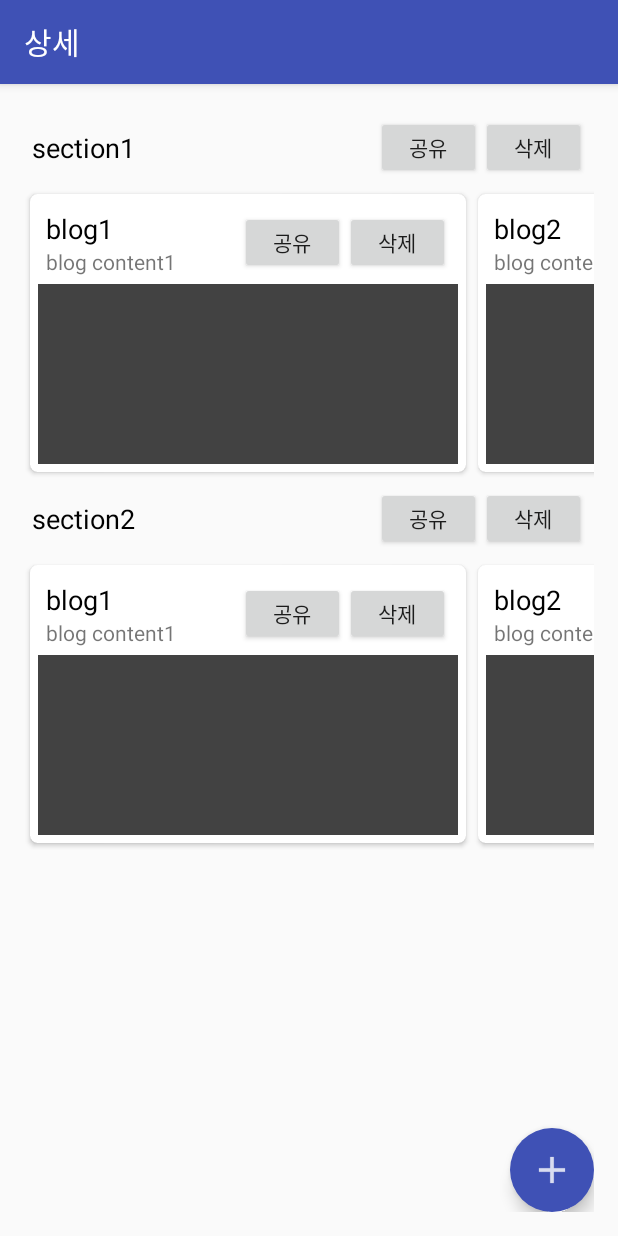
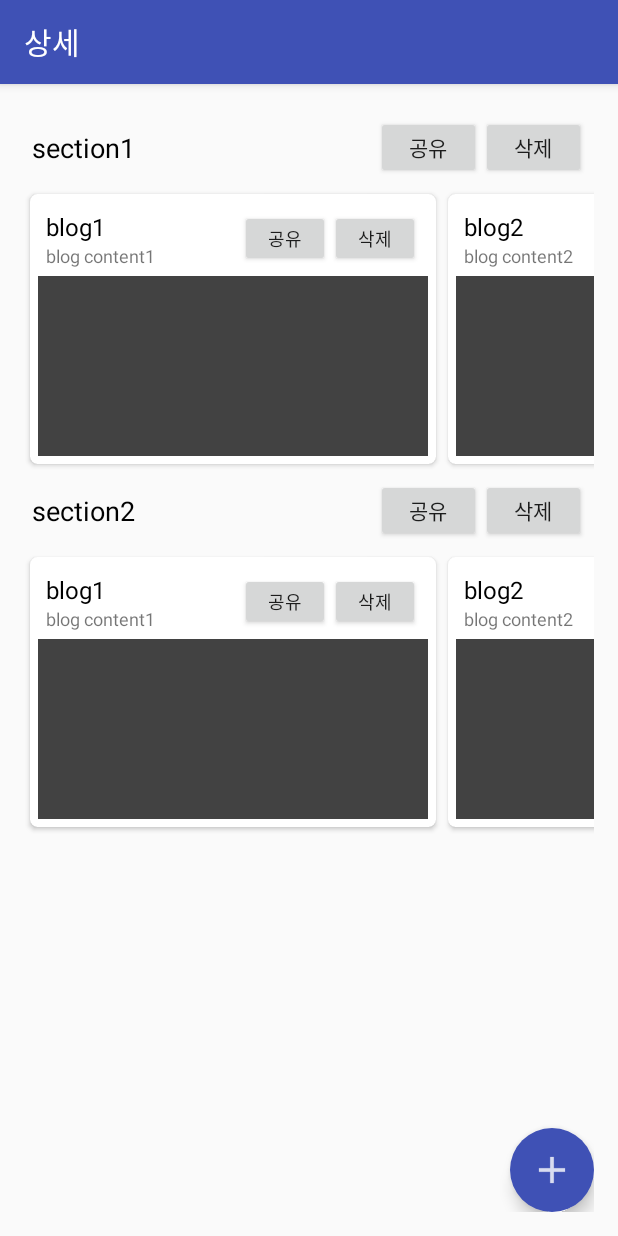
Before and after one commit to woojn90/CoBookE, an Android app: the DetailActivity screen opened directly, with no data from a screen before it, on a phone screen of 412 x 824 dp. Run offline under Robolectric (Android 15) with nearby library versions, the phone set to English and light mode, and no system bars; our stand-ins replace ButterKnife.

Commit message:
additional commit
1. ButterKnife 적용 & 필드 변수명 통일
2. RecyclerView Listener 적용 (itemClick, LongClick, buttonInItemClick)

```diff
--- a/app/build.gradle
+++ b/app/build.gradle
@@ -25,4 +25,6 @@ dependencies {
     compile 'com.android.support:cardview-v7:25.1.1'
     compile 'com.android.support:design:25.1.1'
     compile 'com.android.support:preference-v7:25.1.1'
+    compile 'com.jakewharton:butterknife:8.5.1'
+    annotationProcessor 'com.jakewharton:butterknife-compiler:8.5.1'
 }
--- a/app/src/main/java/com/android/woojn/coursebookmarkapplication/DetailActivity.java
+++ b/app/src/main/java/com/android/woojn/coursebookmarkapplication/DetailActivity.java
@@ -8,35 +8,53 @@ import android.support.v7.widget.LinearLayoutManager;
 import android.support.v7.widget.RecyclerView;
 import android.view.View;
 import android.widget.TextView;
+import android.widget.Toast;
 
 import com.android.woojn.coursebookmarkapplication.adapter.CourseSectionAdapter;
+
+import butterknife.BindView;
+import butterknife.ButterKnife;
 
 /**
  * Created by wjn on 2017-02-06.
  */
 
-public class DetailActivity extends AppCompatActivity {
+public class DetailActivity extends AppCompatActivity implements CourseSectionAdapter.OnButtonInItemClickListener{
 
-    private TextView emptyCourseSectionTextView;
-    private RecyclerView courseSectionRecyclerView;
+    @BindView(R.id.tv_course_section_empty)
+    protected TextView mTextViewCourseSectionEmpty;
+    @BindView(R.id.rv_course_section_list)
+    protected RecyclerView mRecyclerViewCourseSection;
+
     private CourseSectionAdapter mAdapter;
 
     @Override
     protected void onCreate(Bundle savedInstanceState) {
         super.onCreate(savedInstanceState);
         setContentView(R.layout.activity_detail);
-
-        // View 설정
-        emptyCourseSectionTextView = (TextView) findViewById(R.id.tv_course_section_empty);
-        courseSectionRecyclerView = (RecyclerView) findViewById(R.id.rv_course_section_list);
-        courseSectionRecyclerView.setLayoutManager(new LinearLayoutManager(this));
+        ButterKnife.bind(this);
 
         // TODO DB 설정
 
-        // Adapter 설정
+
+        // RecyclerView 설정
+        mRecyclerViewCourseSection.setLayoutManager(new LinearLayoutManager(this));
+
         Cursor fakeCursor = getAllCourse();
-        mAdapter = new CourseSectionAdapter(this, fakeCursor);
-        courseSectionRecyclerView.setAdapter(mAdapter);
+        mAdapter = new CourseSectionAdapter(this, fakeCursor, this);
+        mRecyclerViewCourseSection.setAdapter(mAdapter);
+    }
+
+    @Override
+    public void onButtonInItemClick(long id, int viewId) {
+        switch (viewId) {
+            case R.id.btn_share_section:
+                Toast.makeText(this, "share / id : " + id, Toast.LENGTH_LONG).show();
+                break;
+            case R.id.btn_delete_section:
+                Toast.makeText(this, "delete / id : " + id, Toast.LENGTH_LONG).show();
+                break;
+        }
     }
 
     private Cursor getAllCourse() {
@@ -52,10 +70,11 @@ public class DetailActivity extends AppCompatActivity {
 
         // 코스 아이템이 없으면, 추가 권유 메세지가 나옴
         if (cursor != null && cursor.getCount() > 0) {
-            emptyCourseSectionTextView.setVisibility(View.GONE);
+            mTextViewCourseSectionEmpty.setVisibility(View.GONE);
         } else {
-            emptyCourseSectionTextView.setVisibility(View.VISIBLE);
+            mTextViewCourseSectionEmpty.setVisibility(View.VISIBLE);
         }
         return cursor;
     }
+
 }
--- a/app/src/main/java/com/android/woojn/coursebookmarkapplication/SettingsFragment.java
+++ b/app/src/main/java/com/android/woojn/coursebookmarkapplication/SettingsFragment.java
@@ -19,6 +19,7 @@ public class SettingsFragment extends PreferenceFragmentCompat
     public void onCreatePreferences(Bundle savedInstanceState, String rootKey) {
         addPreferencesFromResource(R.xml.pref_settings);
 
+        // ListPreference Summary 추가
         SharedPreferences sharedPreferences = getPreferenceScreen().getSharedPreferences();
         PreferenceScreen preferenceScreen = getPreferenceScreen();
         int preferenceCategoryCount = preferenceScreen.getPreferenceCount();
@@ -39,6 +40,7 @@ public class SettingsFragment extends PreferenceFragmentCompat
 
     @Override
     public void onSharedPreferenceChanged(SharedPreferences sharedPreferences, String key) {
+        // ListPreference Summary 변경 적용
         Preference preference = findPreference(key);
         if (preference != null) {
             if (preference instanceof ListPreference) {
--- a/app/src/main/java/com/android/woojn/coursebookmarkapplication/adapter/CourseSectionAdapter.java
+++ b/app/src/main/java/com/android/woojn/coursebookmarkapplication/adapter/CourseSectionAdapter.java
@@ -8,10 +8,14 @@ import android.support.v7.widget.RecyclerView;
 import android.view.LayoutInflater;
 import android.view.View;
 import android.view.ViewGroup;
-import android.widget.Button;
 import android.widget.TextView;
+import android.widget.Toast;
 
 import com.android.woojn.coursebookmarkapplication.R;
+
+import butterknife.BindView;
+import butterknife.ButterKnife;
+import butterknife.OnClick;
 
 /**
  * Created by wjn on 2017-02-07.
@@ -21,10 +25,16 @@ public class CourseSectionAdapter extends RecyclerView.Adapter<CourseSectionAdap
 
     private Context mContext;
     private Cursor mCursor;
+    private OnButtonInItemClickListener mListener;
 
-    public CourseSectionAdapter(Context context, Cursor cursor) {
+    public CourseSectionAdapter(Context context, Cursor cursor, OnButtonInItemClickListener listener) {
         this.mContext = context;
         this.mCursor = cursor;
+        this.mListener = listener;
+    }
+
+    public interface OnButtonInItemClickListener {
+        void onButtonInItemClick(long id, int viewId);
     }
 
     @Override
@@ -43,12 +53,12 @@ public class CourseSectionAdapter extends RecyclerView.Adapter<CourseSectionAdap
         String title = mCursor.getString(mCursor.getColumnIndex("title"));
 
         holder.itemView.setTag(id);
-        holder.sectionTitleTextView.setText(title);
+        holder.textViewSectionTitle.setText(title);
 
         // Adapter
         Cursor fakeCursor = getAllCourse();
-        CourseSectionDetailAdapter adapter = new CourseSectionDetailAdapter(mContext, fakeCursor);
-        holder.sectionDetailRecyclerView.setAdapter(adapter);
+        CourseSectionDetailAdapter adapter = new CourseSectionDetailAdapter(mContext, fakeCursor, holder);
+        holder.recyclerViewCourseSectionDetail.setAdapter(adapter);
     }
 
     @Override
@@ -80,20 +90,42 @@ public class CourseSectionAdapter extends RecyclerView.Adapter<CourseSectionAdap
         return cursor;
     }
 
-    class CourseSectionViewHolder extends RecyclerView.ViewHolder {
+    class CourseSectionViewHolder extends RecyclerView.ViewHolder
+            implements CourseSectionDetailAdapter.OnButtonInItemClickListener {
 
-        TextView sectionTitleTextView;
-        Button sectionShareButton;
-        Button sectionDeleteButton;
-        RecyclerView sectionDetailRecyclerView;
+        @BindView(R.id.tv_section_title)
+        TextView textViewSectionTitle;
+        @BindView(R.id.rv_course_section_detail_list)
+        RecyclerView recyclerViewCourseSectionDetail;
 
         public CourseSectionViewHolder(View itemView) {
             super(itemView);
-            sectionTitleTextView = (TextView) itemView.findViewById(R.id.tv_section_title);
-            sectionShareButton = (Button) itemView.findViewById(R.id.btn_share_section);
-            sectionDeleteButton = (Button) itemView.findViewById(R.id.btn_delete_section);
-            sectionDetailRecyclerView = (RecyclerView) itemView.findViewById(R.id.rv_course_section_detail_list);
-            sectionDetailRecyclerView.setLayoutManager(new LinearLayoutManager(mContext, LinearLayoutManager.HORIZONTAL, false));
+            ButterKnife.bind(this, itemView);
+
+            recyclerViewCourseSectionDetail.setLayoutManager(new LinearLayoutManager(mContext, LinearLayoutManager.HORIZONTAL, false));
+        }
+
+        @OnClick({R.id.btn_share_section, R.id.btn_delete_section})
+        public void onClick(View view) {
+            long id = (long) itemView.getTag();
+            int viewId = view.getId();
+
+            mListener.onButtonInItemClick(id, viewId);
+        }
+
+        @Override
+        public void onButtonInItemClick(long id, int viewId) {
+            switch (viewId) {
+                case -1:
+                    Toast.makeText(mContext, "just item click / id : " + id, Toast.LENGTH_LONG).show();
+                    break;
+                case R.id.btn_share_section_detail:
+                    Toast.makeText(mContext, "share / id : " + id, Toast.LENGTH_LONG).show();
+                    break;
+                case R.id.btn_delete_section_detail:
+                    Toast.makeText(mContext, "delete / id : " + id, Toast.LENGTH_LONG).show();
+                    break;
+            }
         }
     }
 }
--- a/app/src/main/java/com/android/woojn/coursebookmarkapplication/adapter/CourseSectionDetailAdapter.java
+++ b/app/src/main/java/com/android/woojn/coursebookmarkapplication/adapter/CourseSectionDetailAdapter.java
@@ -5,11 +5,15 @@ import android.database.Cursor;
 import android.support.v7.widget.RecyclerView;
 import android.view.LayoutInflater;
 import android.view.View;
+import android.view.View.OnClickListener;
 import android.view.ViewGroup;
-import android.widget.Button;
 import android.widget.TextView;
 
 import com.android.woojn.coursebookmarkapplication.R;
+
+import butterknife.BindView;
+import butterknife.ButterKnife;
+import butterknife.OnClick;
 
 /**
  * Created by wjn on 2017-02-07.
@@ -19,10 +23,16 @@ public class CourseSectionDetailAdapter extends RecyclerView.Adapter<CourseSecti
 
     private Context mContext;
     private Cursor mCursor;
+    private OnButtonInItemClickListener mListener;
 
-    public CourseSectionDetailAdapter(Context context, Cursor cursor) {
+    public CourseSectionDetailAdapter(Context context, Cursor cursor, OnButtonInItemClickListener listener) {
         this.mContext = context;
         this.mCursor = cursor;
+        this.mListener = listener;
+    }
+
+    public interface OnButtonInItemClickListener {
+        void onButtonInItemClick(long id, int viewId);
     }
 
     @Override
@@ -59,19 +69,26 @@ public class CourseSectionDetailAdapter extends RecyclerView.Adapter<CourseSecti
         }
     }
 
-    class CourseSectionDetailViewHolder extends RecyclerView.ViewHolder {
+    class CourseSectionDetailViewHolder extends RecyclerView.ViewHolder implements OnClickListener {
 
+        @BindView(R.id.tv_section_detail_title)
         TextView sectionDetailTitleTextView;
+        @BindView(R.id.tv_section_detail_subtitle)
         TextView sectionDetailSubTitleTextView;
-        Button sectionDetailShareButton;
-        Button sectionDetailDeleteButton;
 
         public CourseSectionDetailViewHolder(View itemView) {
             super(itemView);
-            sectionDetailTitleTextView = (TextView) itemView.findViewById(R.id.tv_section_detail_title);
-            sectionDetailSubTitleTextView = (TextView) itemView.findViewById(R.id.tv_section_detail_subtitle);
-            sectionDetailShareButton = (Button) itemView.findViewById(R.id.btn_share_section_detail);
-            sectionDetailDeleteButton = (Button) itemView.findViewById(R.id.btn_delete_section_detail);
+            ButterKnife.bind(this, itemView);
+
+            itemView.setOnClickListener(this);
+        }
+
+        @OnClick({R.id.btn_share_section_detail, R.id.btn_delete_section_detail})
+        public void onClick(View view) {
+            long id = (long) itemView.getTag();
+            int viewId = view.getId();
+
+            mListener.onButtonInItemClick(id, viewId);
         }
     }
 }
--- a/app/src/main/res/layout/course_section_detail_list_item.xml
+++ b/app/src/main/res/layout/course_section_detail_list_item.xml
@@ -26,7 +26,7 @@
                 android:layout_alignParentTop="true"
                 android:layout_alignParentLeft="true"
                 android:textColor="@android:color/black"
-                android:textSize="18sp"
+                android:textSize="16sp"
                 tools:text="블로그 제목"/>
 
             <TextView
@@ -35,30 +35,32 @@
                 android:layout_height="wrap_content"
                 android:layout_alignParentLeft="true"
                 android:layout_below="@id/tv_section_detail_title"
-                android:textSize="14sp"
+                android:textSize="12sp"
                 tools:text="블로그 내용 일부"/>
 
             <Button
                 android:id="@+id/btn_delete_section_detail"
-                android:layout_width="70dp"
-                android:layout_height="42dp"
+                android:layout_width="60dp"
+                android:layout_height="38dp"
                 android:layout_centerVertical="true"
                 android:layout_alignParentEnd="true"
                 android:layout_alignParentRight="true"
+                android:textSize="12sp"
                 android:text="@string/string_delete"/>
 
             <Button
                 android:id="@+id/btn_share_section_detail"
-                android:layout_width="70dp"
-                android:layout_height="42dp"
+                android:layout_width="60dp"
+                android:layout_height="38dp"
                 android:layout_centerVertical="true"
                 android:layout_toLeftOf="@id/btn_delete_section_detail"
+                android:textSize="12sp"
                 android:text="@string/string_share"/>
         </RelativeLayout>
 
         <ImageView
             android:id="@+id/iv_section_detail_image"
-            android:layout_width="280dp"
+            android:layout_width="260dp"
             android:layout_height="120dp"
             android:background="@color/cardview_dark_background"/>
 
```
Also changed, not shown: app/src/main/java/com/android/woojn/coursebookmarkapplication/MainActivity.java (+23 -19 lines), app/src/main/java/com/android/woojn/coursebookmarkapplication/RecyclerClickListener.java (renamed from app/src/main/java/com/android/woojn/coursebookmarkapplication/RecyclerItemClickListener.java, +4 -3 lines), app/src/main/java/com/android/woojn/coursebookmarkapplication/adapter/CourseAdapter.java (+10 -6 lines).
